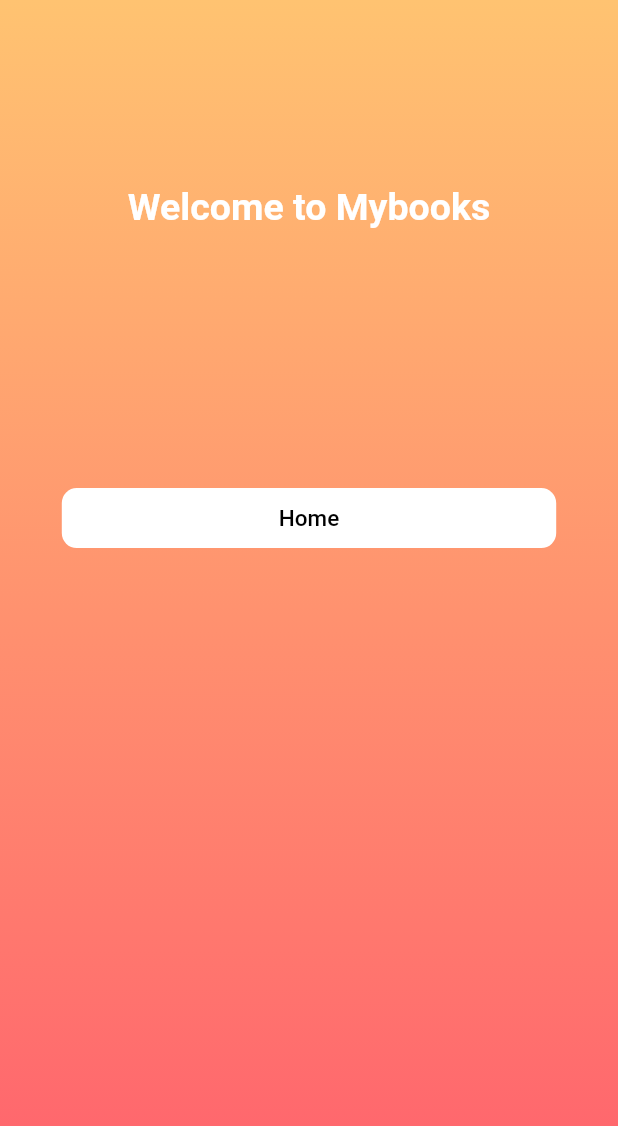
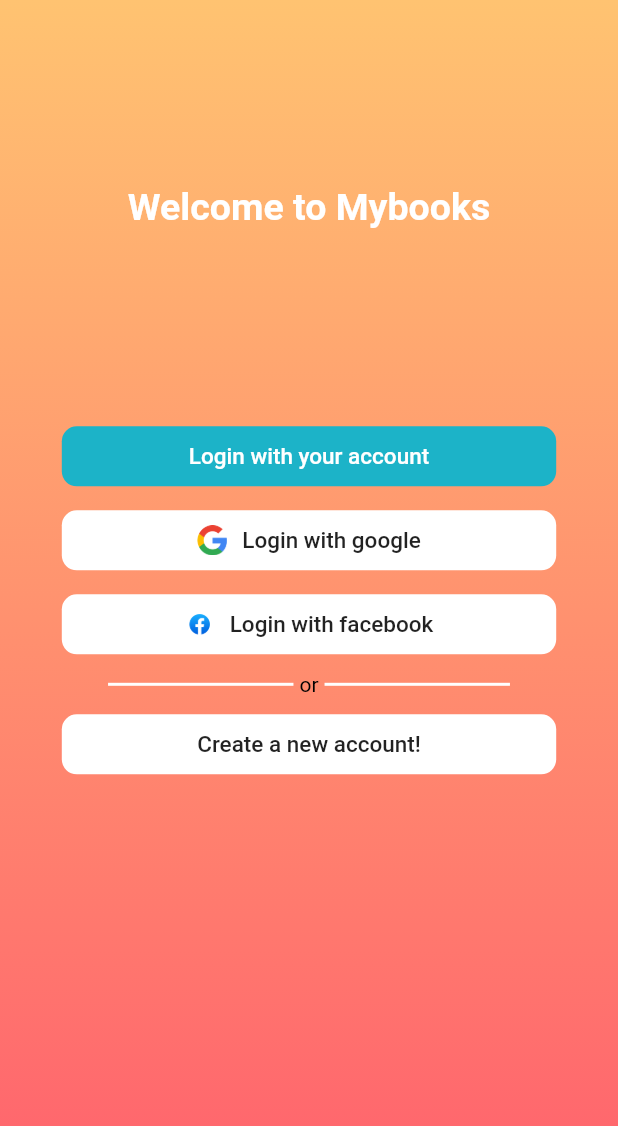
Before and after one commit to Hai4320/mybook_flutter, a Flutter app: the StartPage screen opened directly, on a phone screen of 412 x 824 dp. Shown: the top 1126 px of the screen. Run offline on Flutter 3.47's test engine with Material 2 defaults, Android fonts, the phone set to English and light mode, and no system bars; missing offline and left inert: phlox_animations.

Commit message:
create start page ui

```diff
--- a/lib/main.dart
+++ b/lib/main.dart
@@ -1,6 +1,7 @@
 import 'package:flutter/material.dart';
 import 'package:mybook_flutter/src/providers/theme_provider.dart';
 import 'package:mybook_flutter/src/ui/pages/home_page.dart';
+import 'package:mybook_flutter/src/ui/pages/login_page.dart';
 import 'package:mybook_flutter/src/ui/pages/start_page.dart';
 import 'package:mybook_flutter/src/ui/themes/themes.dart';
 import 'package:provider/provider.dart';
@@ -24,7 +25,7 @@ class MyApp extends StatelessWidget {
       theme: AppThemes.lightMode,
       darkTheme: AppThemes.darkMode,
       themeMode: themeMode.getThemeMode,
-      home: const StartPage(),
+      home: const LoginPage(),
     );
     }
   );
--- /dev/null
+++ b/lib/src/data/assets.dart
@@ -0,0 +1,5 @@
+class AppIcons{
+  static const String iconPath = "lib/assets/icons/";
+  static const String ic_google = iconPath + "ic_google.png";
+  static const String ic_facebook = iconPath + "ic_facebook.png";
+}
--- /dev/null
+++ b/lib/src/ui/pages/login_page.dart
@@ -0,0 +1,55 @@
+import 'package:flutter/material.dart';
+import 'package:mybook_flutter/src/ui/themes/colors.dart';
+import 'package:phlox_animations/phlox_animations.dart';
+
+class LoginPage extends StatefulWidget {
+  const LoginPage({Key? key}) : super(key: key);
+
+  @override
+  _LoginPageState createState() => _LoginPageState();
+}
+
+class _LoginPageState extends State<LoginPage> {
+  @override
+  Widget build(BuildContext context) {
+    var size = MediaQuery.of(context).size;
+    return Scaffold(
+      body: SafeArea(
+        child: Container(
+          decoration: BoxDecoration(
+              gradient: LinearGradient(
+                colors: [
+                  AppColors.primary,
+                  AppColors.secondary,
+                ],
+                begin: Alignment.topCenter,
+                end: Alignment.bottomCenter
+
+              )
+            ),
+          child: Column(
+            children: [
+              Expanded(child: Container()),
+              PhloxAnimations(
+                duration: const Duration(milliseconds: 500),
+                fromOpacity: 0,
+                fromY: 500,
+                child: Container(
+                  margin: const EdgeInsets.all(2),
+                  height: size.height*0.85,
+                  decoration: const BoxDecoration(
+                    color: Colors.white,
+                    borderRadius: BorderRadius.only(
+                      topLeft: Radius.circular(30),
+                      topRight:  Radius.circular(30)
+                    )
+                  ),
+                ),
+              ),
+            ],
+          )
+        ),
+      ),
+    );
+  }
+}
--- a/lib/src/ui/pages/start_page.dart
+++ b/lib/src/ui/pages/start_page.dart
@@ -1,9 +1,10 @@
 import 'package:flutter/material.dart';
+import 'package:mybook_flutter/src/data/assets.dart';
 import 'package:mybook_flutter/src/ui/themes/colors.dart';
 import 'package:mybook_flutter/src/ui/themes/styles.dart';
 
 class StartPage extends StatefulWidget {
-  const StartPage({ Key? key }) : super(key: key);
+  const StartPage({Key? key}) : super(key: key);
 
   @override
   _StartPageState createState() => _StartPageState();
@@ -17,7 +18,7 @@ class _StartPageState extends State<StartPage> {
     var size = MediaQuery.of(context).size;
     return Scaffold(
       extendBodyBehindAppBar: true,
-      backgroundColor:  AppColors.secondary,
+      backgroundColor: AppColors.secondary,
       body: SafeArea(
           child: Container(
               decoration: BoxDecoration(
@@ -32,44 +33,136 @@ class _StartPageState extends State<StartPage> {
               ),
               child: Center(
                 child: SizedBox(
-              height: size.height*0.7,
+                  height: size.height * 0.7,
+                  child: SingleChildScrollView(
                     child: Column(
                       mainAxisAlignment: MainAxisAlignment.start,
                       crossAxisAlignment: CrossAxisAlignment.center,
                       children: [
-                  Text(
-                    _welcome,
+                        Text(_welcome,
                             style: const TextStyle(
                               color: Colors.white,
                               fontSize: 25,
                               fontWeight: FontWeight.w600,
+                            )),
+                        SizedBox(
+                          height: size.height * 0.15,
+                        ),
+                        _buildButtonWithIcon(
+                          "Login with your account",
+                          size.width * 0.8,
+                          Colors.white,
+                          AppColors.blue,
+                          null,
+                          () => _clickLoginButton()
+                        ),
+                        _buildButtonWithIcon(
+                          "Login with google",
+                          size.width * 0.8,
+                          Colors.black87,
+                          Colors.white,
+                          AppIcons.ic_google,
+                          () => _clickLoginButton()
+                        ),
+                        _buildButtonWithIcon(
+                          "Login with facebook",
+                          size.width * 0.8,
+                          Colors.black87,
+                          Colors.white,
+                          AppIcons.ic_facebook,
+                          () => _clickLoginButton()
+                        ),
+                        Padding(
+                          padding: const EdgeInsets.only(
+                            top: 4,
+                            bottom: 4
+                          ),
+                          child: Row(
+                            mainAxisAlignment: MainAxisAlignment.center,
+                            crossAxisAlignment: CrossAxisAlignment.center,
+                            children: [
+                              SizedBox(
+                                width: size.width*0.3,
+                                child: const Divider(
+                                  color: Colors.white,
+                                  thickness: 2,
+                                ),
+                              ),
+                              const Padding(
+                                padding: EdgeInsets.only(left: 4, right: 4),
+                                child: Text(
+                                  "or",
+                                  style: TextStyle(
+                                    color: Colors.black,
+                                    ),
+
                                   )
                               ),
                               SizedBox(
-                    height: size.height*0.2,
+                                width: size.width*0.3,
+                                child: const Divider(
+                                  color: Colors.white,
+                                  thickness: 2,
                                 ),
-                  TextButton(
-                    onPressed: (){},
-                    child: Container(
-                      height: 40,
-                      decoration: BoxDecoration(
-                        color: Colors.white,
-                        borderRadius: BorderRadius.circular(10)
                               ),
-                      alignment: Alignment.center,
-                      width: size.width*0.8,
-                      child: Text(
-                        "Home",
-                        style: AppTextStyle.normal(15, Colors.black),
-                      )
+                            ],
                           ),
+                        ),
+
+                        _buildButtonWithIcon(
+                          "Create a new account!",
+                          size.width*0.8,
+                          Colors.black87,
+                          Colors.white,
+                          null,
+                          () { }
                         )
                       ],
                     ),
                   ),
-          )
-        )
                 ),
+              ))),
+    );
+  }
+
+  _clickLoginButton() {
+    print("clicked");
+  }
+  _buildButtonWithIcon(
+      String title,
+      double width,
+      Color textColor,
+      Color backgroundColor,
+      String? icon,
+      GestureTapCallback onPressed
+    ) {
+    return TextButton(
+      onPressed: onPressed,
+      child: Container(
+          height: 40,
+          decoration: BoxDecoration(
+              color: backgroundColor,
+              borderRadius: BorderRadius.circular(10)
+          ),
+          width: width,
+          child: Row(
+            mainAxisAlignment: MainAxisAlignment.center,
+            children: [
+              icon == null ? const SizedBox()
+              : Padding(
+                  padding: const EdgeInsets.only(right: 10),
+                  child: Image.asset(
+                      icon,
+                      width: 20,
+                      height: 20,
+                  ),
+              ),
+              Text(
+                title,
+                style: AppTextStyle.normal(15, textColor),
+              ),
+            ],
+          )),
     );
   }
 }
--- a/lib/src/ui/themes/colors.dart
+++ b/lib/src/ui/themes/colors.dart
@@ -3,4 +3,5 @@ import 'dart:ui';
 class AppColors{
   static Color primary = const Color(0xFFff5f6d);
   static Color secondary = const Color(0xFFffc371);
+  static Color blue = const Color(0xFF1CB3C8);
 }
--- a/pubspec.yaml
+++ b/pubspec.yaml
@@ -37,6 +37,7 @@ dependencies:
   firebase_core: ^1.12.0
   flutter_bloc: ^8.0.1
   provider: ^6.0.2
+  phlox_animations: ^1.0.1
 
 dev_dependencies:
   flutter_test:
@@ -61,8 +62,9 @@ flutter:
   uses-material-design: true
 
   # To add assets to your application, add an assets section, like this:
-  # assets:
-  #   - images/a_dot_burr.jpeg
+  assets:
+     - lib/assets/images/
+     - lib/assets/icons/
   #   - images/a_dot_ham.jpeg
 
   # An image asset can refer to one or more resolution-specific "variants", see
```
Also changed, not shown: lib/assets/icons/ic_facebook.png (added), lib/assets/icons/ic_google.png (added), pubspec.lock. Lines whose indentation alone changed are shown as unchanged.
